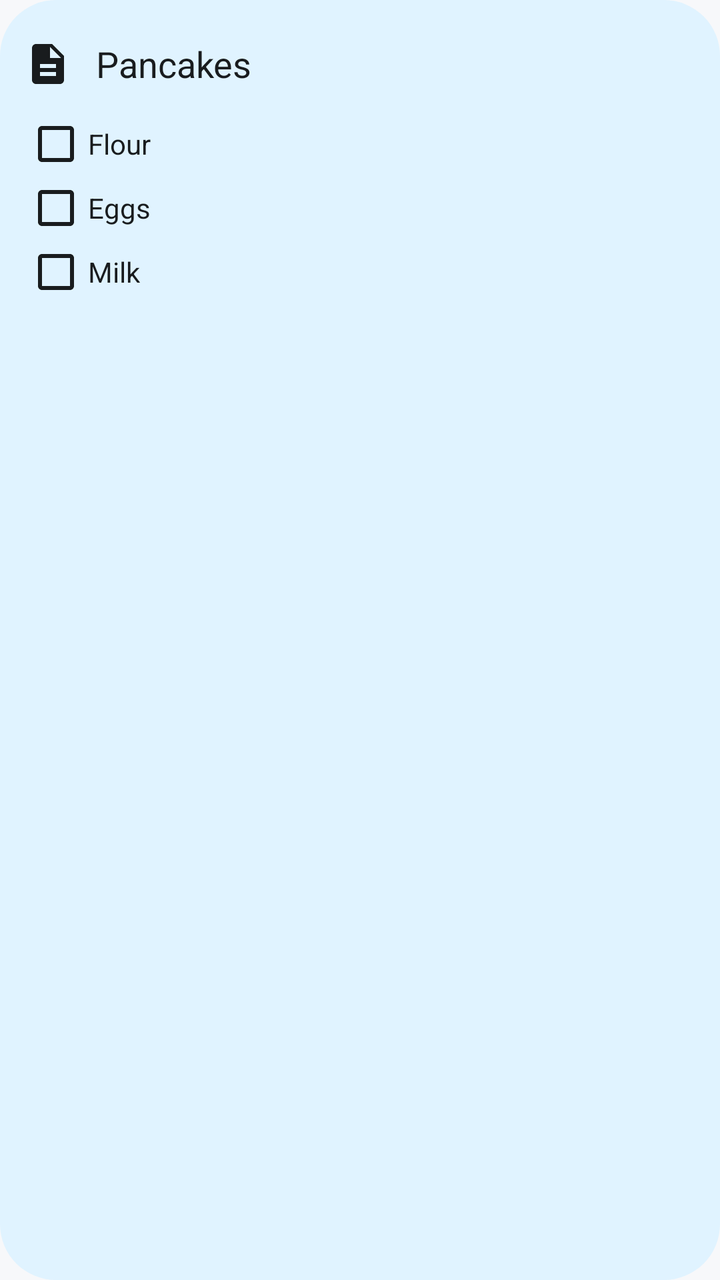
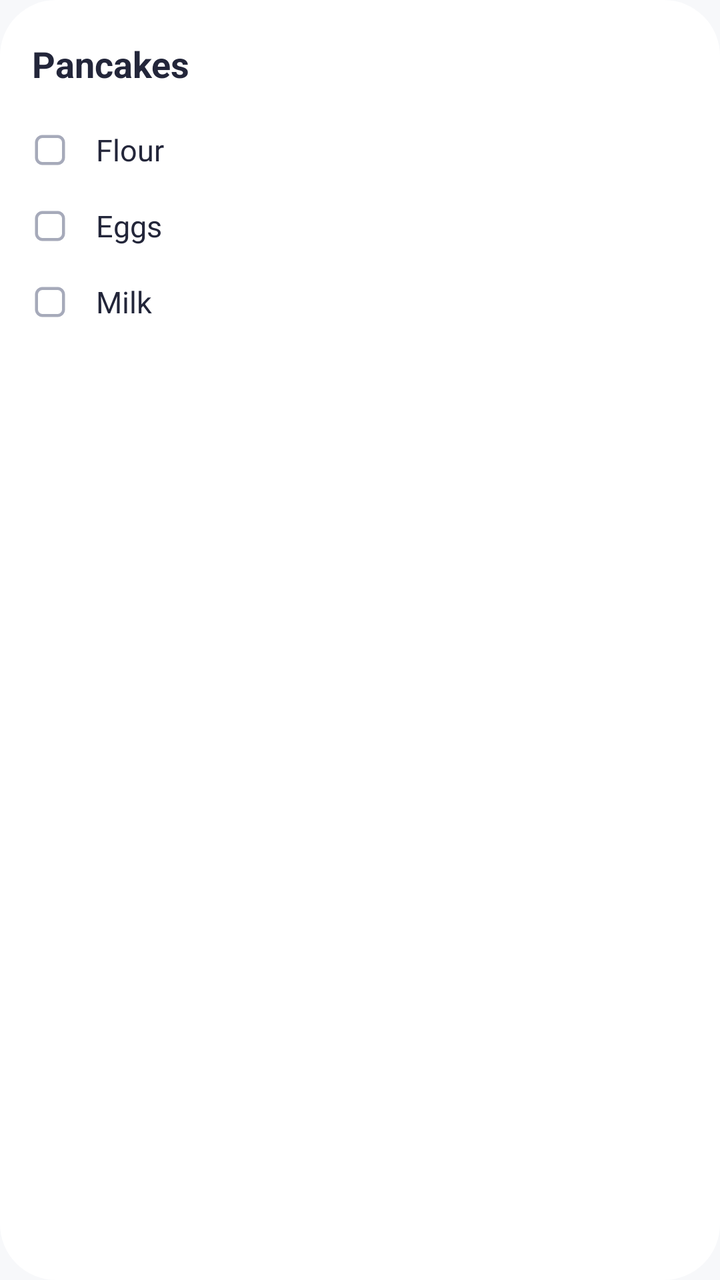

An Android layout rendered at two revisions. The XML below is the earlier revision; the diff shows what the commit changed to produce the second picture.
<!-- AndroidManifest.xml: application theme Theme.Not -->
<!-- res/layout/widget_note_preview.xml -->
<?xml version="1.0" encoding="utf-8"?>
<LinearLayout xmlns:android="http://schemas.android.com/apk/res/android"
    android:layout_width="match_parent"
    android:layout_height="match_parent"
    android:background="@drawable/widget_preview_background"
    android:orientation="vertical"
    android:paddingHorizontal="12dp"
    android:paddingVertical="8dp">

    <LinearLayout
        android:layout_width="match_parent"
        android:layout_height="48dp"
        android:gravity="center_vertical"
        android:orientation="horizontal">

        <ImageView
            android:layout_width="24dp"
            android:layout_height="24dp"
            android:importantForAccessibility="no"
            android:src="@drawable/ic_note"
            android:tint="@color/widget_preview_content" />

        <TextView
            android:layout_width="0dp"
            android:layout_height="wrap_content"
            android:layout_marginStart="12dp"
            android:layout_weight="1"
            android:text="@string/widget_preview_note_1"
            android:textColor="@color/widget_preview_content"
            android:textSize="18sp" />
    </LinearLayout>

    <CheckBox
        android:layout_width="wrap_content"
        android:layout_height="wrap_content"
        android:buttonTint="@color/widget_preview_content"
        android:text="@string/widget_preview_item_1"
        android:textColor="@color/widget_preview_content" />

    <CheckBox
        android:layout_width="wrap_content"
        android:layout_height="wrap_content"
        android:buttonTint="@color/widget_preview_content"
        android:text="@string/widget_preview_item_2"
        android:textColor="@color/widget_preview_content" />

    <CheckBox
        android:layout_width="wrap_content"
        android:layout_height="wrap_content"
        android:buttonTint="@color/widget_preview_content"
        android:text="@string/widget_preview_item_3"
        android:textColor="@color/widget_preview_content" />
</LinearLayout>
<!-- resources referenced by this layout -->
<resources>
  <color name="widget_preview_content">#FF1B1B21</color>
  <!-- drawable ic_note (drawable) -->
  <vector xmlns:android="http://schemas.android.com/apk/res/android"
      android:width="24dp"
      android:height="24dp"
      android:viewportWidth="24"
      android:viewportHeight="24">
      <path
          android:fillColor="#FF000000"
          android:pathData="M14,2H6c-1.1,0 -1.99,0.9 -1.99,2L4,20c0,1.1 0.89,2 1.99,2H18c1.1,0 2,-0.9 2,-2V8l-6,-6zM16,18H8v-2h8v2zM16,14H8v-2h8v2zM13,9V3.5L18.5,9H13z" />
  </vector>
  <!-- drawable widget_preview_background (drawable) -->
  <?xml version="1.0" encoding="utf-8"?>
  <shape xmlns:android="http://schemas.android.com/apk/res/android">
      <solid android:color="@color/widget_preview_background" />
      <corners android:radius="@dimen/widget_radius" />
  </shape>
  <string name="widget_preview_item_1">Flour</string>
  <string name="widget_preview_item_2">Eggs</string>
  <string name="widget_preview_item_3">Milk</string>
  <string name="widget_preview_note_1">Pancakes</string>
  <style name="Theme.Not" parent="android:Theme.Material.Light.NoActionBar">
          <item name="android:windowBackground">@color/app_background</item>
      </style>
  <color name="widget_preview_background">#FFEEF0FF</color>
  <dimen name="widget_radius">16dp</dimen>
  <color name="app_background">#FFF7F8FA</color>
</resources>

<!-- the commit's change to res/layout/widget_note_preview.xml (unified diff, before → after) -->
@@ -4,7 +4,7 @@
     android:layout_height="match_parent"
     android:background="@drawable/widget_preview_background"
     android:orientation="vertical"
-    android:paddingHorizontal="12dp"
+    android:paddingHorizontal="16dp"
     android:paddingVertical="8dp">
 
     <LinearLayout
@@ -13,41 +13,101 @@
         android:gravity="center_vertical"
         android:orientation="horizontal">
 
-        <ImageView
-            android:layout_width="24dp"
-            android:layout_height="24dp"
-            android:importantForAccessibility="no"
-            android:src="@drawable/ic_note"
-            android:tint="@color/widget_preview_content" />
-
         <TextView
-            android:layout_width="0dp"
+            android:layout_width="wrap_content"
             android:layout_height="wrap_content"
-            android:layout_marginStart="12dp"
-            android:layout_weight="1"
             android:text="@string/widget_preview_note_1"
             android:textColor="@color/widget_preview_content"
-            android:textSize="18sp" />
+            android:textSize="18sp"
+            android:textStyle="bold" />
+
+        <View
+            android:layout_width="0dp"
+            android:layout_height="0dp"
+            android:layout_weight="1" />
     </LinearLayout>
 
-    <CheckBox
-        android:layout_width="wrap_content"
-        android:layout_height="wrap_content"
-        android:buttonTint="@color/widget_preview_content"
-        android:text="@string/widget_preview_item_1"
-        android:textColor="@color/widget_preview_content" />
+    <LinearLayout
+        android:layout_width="match_parent"
+        android:layout_height="38dp"
+        android:gravity="center_vertical"
+        android:orientation="horizontal">
 
-    <CheckBox
-        android:layout_width="wrap_content"
-        android:layout_height="wrap_content"
-        android:buttonTint="@color/widget_preview_content"
-        android:text="@string/widget_preview_item_2"
-        android:textColor="@color/widget_preview_content" />
+        <ImageView
+            android:layout_width="18dp"
+            android:layout_height="18dp"
+            android:importantForAccessibility="no"
+            android:src="@drawable/widget_box"
+            android:tint="@color/widget_preview_faint" />
 
-    <CheckBox
-        android:layout_width="wrap_content"
-        android:layout_height="wrap_content"
-        android:buttonTint="@color/widget_preview_content"
-        android:text="@string/widget_preview_item_3"
-        android:textColor="@color/widget_preview_content" />
+        <LinearLayout
+            android:layout_width="wrap_content"
+            android:layout_height="wrap_content"
+            android:layout_marginStart="14dp"
+            android:orientation="vertical">
+
+            <TextView
+                android:layout_width="wrap_content"
+                android:layout_height="wrap_content"
+                android:text="@string/widget_preview_item_1"
+                android:textColor="@color/widget_preview_content"
+                android:textSize="15sp" />
+        </LinearLayout>
+    </LinearLayout>
+
+    <LinearLayout
+        android:layout_width="match_parent"
+        android:layout_height="38dp"
+        android:gravity="center_vertical"
+        android:orientation="horizontal">
+
+        <ImageView
+            android:layout_width="18dp"
+            android:layout_height="18dp"
+            android:importantForAccessibility="no"
+            android:src="@drawable/widget_box"
+            android:tint="@color/widget_preview_faint" />
+
+        <LinearLayout
+            android:layout_width="wrap_content"
+            android:layout_height="wrap_content"
+            android:layout_marginStart="14dp"
+            android:orientation="vertical">
+
+            <TextView
+                android:layout_width="wrap_content"
+                android:layout_height="wrap_content"
+                android:text="@string/widget_preview_item_2"
+                android:textColor="@color/widget_preview_content"
+                android:textSize="15sp" />
+        </LinearLayout>
+    </LinearLayout>
+
+    <LinearLayout
+        android:layout_width="match_parent"
+        android:layout_height="38dp"
+        android:gravity="center_vertical"
+        android:orientation="horizontal">
+
+        <ImageView
+            android:layout_width="18dp"
+            android:layout_height="18dp"
+            android:importantForAccessibility="no"
+            android:src="@drawable/widget_box"
+            android:tint="@color/widget_preview_faint" />
+
+        <LinearLayout
+            android:layout_width="wrap_content"
+            android:layout_height="wrap_content"
+            android:layout_marginStart="14dp"
+            android:orientation="vertical">
+
+            <TextView
+                android:layout_width="wrap_content"
+                android:layout_height="wrap_content"
+                android:text="@string/widget_preview_item_3"
+                android:textColor="@color/widget_preview_content"
+                android:textSize="15sp" />
+        </LinearLayout>
+    </LinearLayout>
 </LinearLayout>
<!-- resource entries referenced after the edit -->
@@ -1,15 +1,18 @@
 <!-- resources referenced by this layout -->
 <resources>
-  <color name="widget_preview_content">#FF1B1B21</color>
-  <!-- drawable ic_note (drawable) -->
+  <color name="widget_preview_content">#FF23263A</color>
+  <color name="widget_preview_faint">#FFA6AABA</color>
+  <!-- drawable widget_box (drawable) -->
   <vector xmlns:android="http://schemas.android.com/apk/res/android"
       android:width="24dp"
       android:height="24dp"
       android:viewportWidth="24"
       android:viewportHeight="24">
       <path
-          android:fillColor="#FF000000"
-          android:pathData="M14,2H6c-1.1,0 -1.99,0.9 -1.99,2L4,20c0,1.1 0.89,2 1.99,2H18c1.1,0 2,-0.9 2,-2V8l-6,-6zM16,18H8v-2h8v2zM16,14H8v-2h8v2zM13,9V3.5L18.5,9H13z" />
+          android:fillColor="#00000000"
+          android:strokeColor="#FF000000"
+          android:strokeWidth="2"
+          android:pathData="M7,3h10a4,4 0,0 1,4 4v10a4,4 0,0 1,-4 4h-10a4,4 0,0 1,-4 -4v-10a4,4 0,0 1,4 -4z" />
   </vector>
   <!-- drawable widget_preview_background (drawable) -->
   <?xml version="1.0" encoding="utf-8"?>
@@ -24,7 +27,7 @@
   <style name="Theme.Not" parent="android:Theme.Material.Light.NoActionBar">
           <item name="android:windowBackground">@color/app_background</item>
       </style>
-  <color name="widget_preview_background">#FFEEF0FF</color>
+  <color name="widget_preview_background">#FFFFFFFF</color>
   <dimen name="widget_radius">16dp</dimen>
   <color name="app_background">#FFF7F8FA</color>
 </resources>
